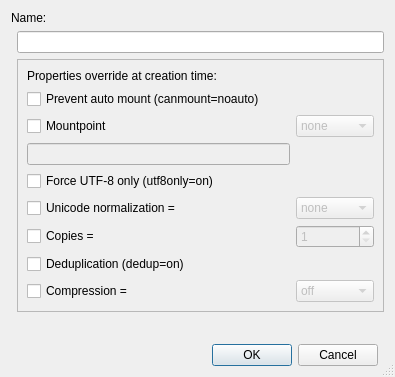
trueos/pcbsd, file src-qt5/pc-zmanager/dialogfscreate.ui: the form before one commit.
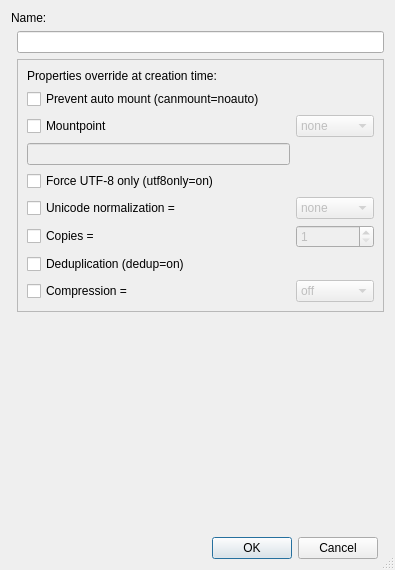
The form after the commit. Icons and pictures are not drawn.

Commit message: Add lz4 compression to disk manager FS options

Diff of the .ui file:
```diff
--- a/src-qt5/pc-zmanager/dialogfscreate.ui
+++ b/src-qt5/pc-zmanager/dialogfscreate.ui
@@ -7,7 +7,7 @@
     <x>0</x>
     <y>0</y>
     <width>395</width>
-    <height>377</height>
+    <height>570</height>
    </rect>
   </property>
   <property name="sizePolicy">
```
Left out of the diff: 5 changed lines with no effect on the pictures. The commit also changes 1 other file.
